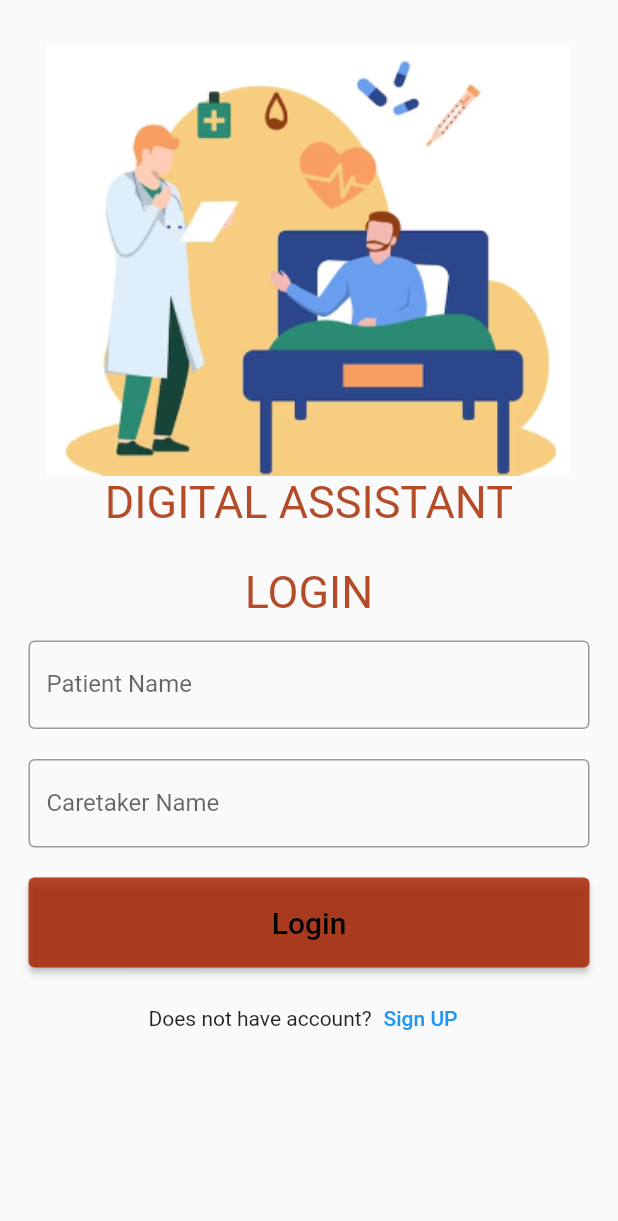
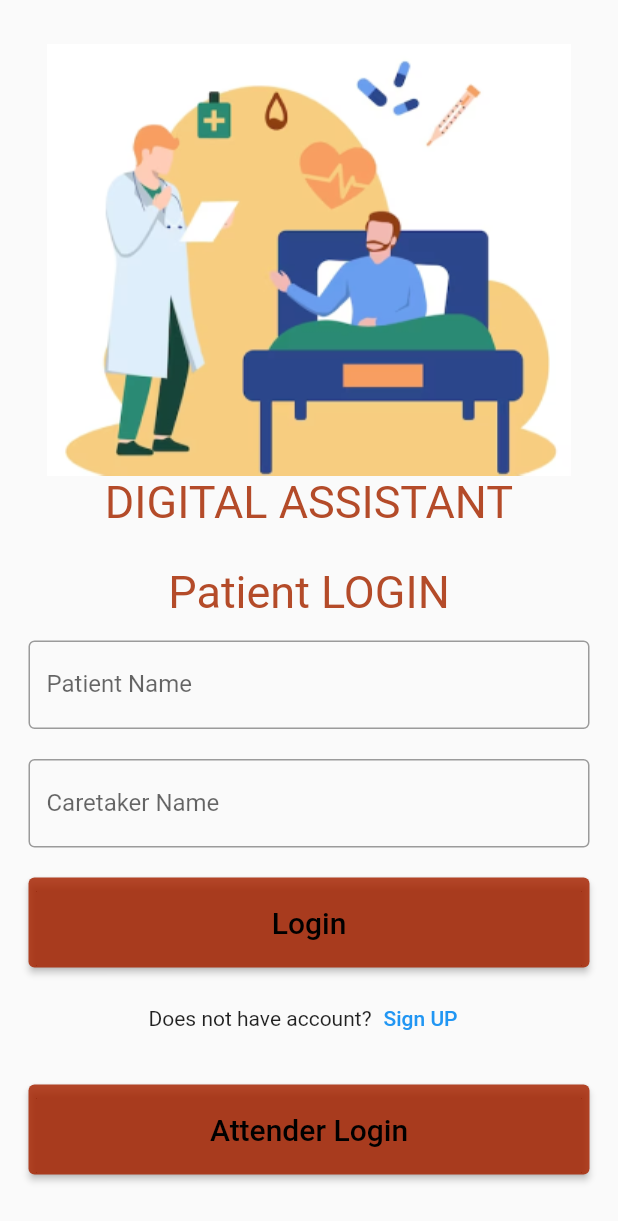
Before and after one commit to Sivasaran1812/flutterip, a Flutter app: the screen it shows after launch, after a tap on "Login", on a phone screen of 412 x 824 dp. Shown: the top 1221 px of the screen. Run offline on Flutter 3.47's test engine with Material 2 defaults, Android fonts, the phone set to English and light mode, and no system bars; our stand-ins replace cloud_firestore, firebase_core; accounts and stored records are empty.

Commit message:
completed login data and signup

```diff
--- a/lib/login.dart
+++ b/lib/HomeScreen.dart
@@ -1,6 +1,6 @@
 import 'package:flutter/material.dart';
 
-class Login extends StatelessWidget {
+class HomeScreen extends StatelessWidget {
 
   @override
   Widget build(BuildContext context) {
--- /dev/null
+++ b/lib/PatientLogin.dart
@@ -0,0 +1,143 @@
+import 'package:flutter/material.dart';
+import 'package:firebase_core/firebase_core.dart';
+import 'package:cloud_firestore/cloud_firestore.dart';
+import 'package:untitled4/AttenderLogin.dart';
+import 'package:untitled4/HomeScreen.dart';
+
+class PatientLogin extends StatefulWidget {
+
+  @override
+  State<PatientLogin> createState() => _PatientLoginState();
+}
+
+class _PatientLoginState extends State<PatientLogin> {
+  Map<String, Object> loginmap = {};
+  getLoginDetails() async{
+    FirebaseFirestore.instance.collection("patient").get().then((myMockData) {
+      if(myMockData.docs.isNotEmpty){
+        for(int i=0;i<myMockData.docs.length ; i++){
+          print(myMockData.docs[i].data());
+          loginmap[myMockData.docs[i].data()['PatientName']]=myMockData.docs[i].data()["Attender"] ;
+        }
+      }
+      print(loginmap);
+    });
+  }
+
+  @override
+  void initState() {
+    super.initState();
+    getLoginDetails();
+  }
+
+  @override
+  Widget build(BuildContext context) {
+    String patientName ="" ;
+    String careTakerName="" ;
+
+    return Scaffold(
+      body: Padding(
+          padding: const EdgeInsets.all(9),
+          child: ListView(
+            children: <Widget>[
+              Container(
+                  alignment: Alignment.center,
+                  padding: const EdgeInsets.all(20),
+                  child: Column(children: [  Image.asset('assets/images/image 12.png' ), Text(
+                    'DIGITAL ASSISTANT',
+                    style: TextStyle(fontSize: 30.0,color: Color.fromARGB(213, 166, 41, 0)),
+                  )   ],)),
+              Container(
+                  alignment: Alignment.center,
+                  padding: const EdgeInsets.all(5),
+                  child: const Text(
+                    'Patient LOGIN',
+                    style: TextStyle(fontSize: 30.0,color: Color.fromARGB(213, 166, 41, 0)),
+                  )),
+              Container(
+
+                padding: const EdgeInsets.all(10),
+                child: TextField(
+                  onChanged: (value) {
+                    patientName = value ;
+                  },
+                  decoration: const InputDecoration(
+                    border: OutlineInputBorder(),
+                    labelText: 'Patient Name',
+                  ),
+                ),
+              ),
+              Container(
+                padding: const EdgeInsets.fromLTRB(10, 10, 10, 0),
+                child: TextField(
+                  onChanged: (value) {
+                    careTakerName = value ;
+                  },
+                  decoration: const InputDecoration(
+                    border: OutlineInputBorder(),
+                    labelText: 'Caretaker Name',
+                  ),
+                ),
+              ),
+              Container(
+                  height: 90,
+                  padding: const EdgeInsets.fromLTRB(10, 20, 10, 10),
+                  child: ElevatedButton(
+                    style: TextButton.styleFrom(primary: Colors.black,backgroundColor: Color.fromARGB(213, 166, 35, 0)),
+                    child: const Text('Login', style:TextStyle(fontSize: 20.0),),
+                    onPressed: () {
+                      print(patientName);
+                      print(careTakerName) ;
+                      if(!loginmap.containsKey(patientName)){
+                        print("not registered") ;
+                        // you have not registered yet
+                      }
+                      else if(loginmap[patientName] != careTakerName){
+                        print("wrong Care taker name") ;
+                      }
+                      else if(loginmap.containsKey(patientName) && loginmap[patientName] == careTakerName){
+                        //Successfully logged in
+                        print("logged in") ;
+                        Navigator.push(
+                          context,
+                          MaterialPageRoute(builder: (context) => HomeScreen(),),
+                        );
+                      }
+                    },
+                  )
+              ),
+              Row(
+                children: <Widget>[
+                  const Text('Does not have account?'),
+                  TextButton(
+                    child: const Text(
+                      'Sign UP',
+
+                    ),
+                    onPressed: () {
+                      //signup screen
+                    },
+                  )
+                ],
+                mainAxisAlignment: MainAxisAlignment.center,
+              ),
+              Container(
+                height: 90,
+                padding: const EdgeInsets.fromLTRB(10, 20, 10, 10),
+                child: ElevatedButton(
+                  style: TextButton.styleFrom(primary: Colors.black,backgroundColor: Color.fromARGB(213, 166, 35, 0)),
+                  child: const Text('Attender Login', style:TextStyle(fontSize: 20.0),),
+                  onPressed: () {
+                    Navigator.push(
+                      context,
+                      MaterialPageRoute(builder: (context) => AttenderLogin()),
+                    );
+                  },
+                ),
+              ),
+
+            ],
+          )),
+    );
+  }
+}
--- a/lib/main.dart
+++ b/lib/main.dart
@@ -1,7 +1,8 @@
 import 'package:flutter/material.dart';
 import 'package:firebase_core/firebase_core.dart';
 import 'package:cloud_firestore/cloud_firestore.dart';
-import 'package:untitled4/login.dart';
+import 'package:untitled4/HomeScreen.dart';
+import 'package:untitled4/PatientLogin.dart';
 
 Future main() async{
   WidgetsFlutterBinding.ensureInitialized();
@@ -18,137 +19,7 @@ class MyApp extends StatelessWidget {
   Widget build(BuildContext context) {
     return MaterialApp(
 
-      home: Scaffold(
-
-        body: const MyStatefulWidget(),
-      ),
+      home: PatientLogin(),
     );
   }
 }
-
-class MyStatefulWidget extends StatefulWidget {
-  const MyStatefulWidget({Key? key}) : super(key: key);
-
-  @override
-  State<MyStatefulWidget> createState() => _MyStatefulWidgetState();
-}
-
-class _MyStatefulWidgetState extends State<MyStatefulWidget> {
-
-  Map<String, Object> loginmap = {};
-  getLoginDetails() async{
-    FirebaseFirestore.instance.collection("patient").get().then((myMockData) {
-      if(myMockData.docs.isNotEmpty){
-        for(int i=0;i<myMockData.docs.length ; i++){
-          print(myMockData.docs[i].data());
-          loginmap[myMockData.docs[i].data()['PatientName']]=myMockData.docs[i].data()["Attender"] ;
-        }
-      }
-      print(loginmap);
-    });
-  }
-
-  @override
-  void initState() {
-    super.initState();
-    getLoginDetails();
-  }
-
-  @override
-  Widget build(BuildContext context) {
-    String patientName ="" ;
-    String careTakerName="" ;
-
-    return Padding(
-        padding: const EdgeInsets.all(9),
-        child: ListView(
-          children: <Widget>[
-            Container(
-                alignment: Alignment.center,
-                padding: const EdgeInsets.all(20),
-                child: Column(children: [  Image.asset('assets/images/image 12.png' ), Text(
-                  'DIGITAL ASSISTANT',
-                  style: TextStyle(fontSize: 30.0,color: Color.fromARGB(213, 166, 41, 0)),
-                )   ],)),
-            Container(
-                alignment: Alignment.center,
-                padding: const EdgeInsets.all(5),
-                child: const Text(
-                  'LOGIN',
-                  style: TextStyle(fontSize: 30.0,color: Color.fromARGB(213, 166, 41, 0)),
-                )),
-            Container(
-
-              padding: const EdgeInsets.all(10),
-              child: TextField(
-                onChanged: (value) {
-                  patientName = value ;
-                },
-                decoration: const InputDecoration(
-                  border: OutlineInputBorder(),
-                  labelText: 'Patient Name',
-                ),
-              ),
-            ),
-            Container(
-              padding: const EdgeInsets.fromLTRB(10, 10, 10, 0),
-              child: TextField(
-                onChanged: (value) {
-                  careTakerName = value ;
-                },
-                decoration: const InputDecoration(
-                  border: OutlineInputBorder(),
-                  labelText: 'Caretaker Name',
-                ),
-              ),
-            ),
-
-
-
-            Container(
-                height: 90,
-
-                padding: const EdgeInsets.fromLTRB(10, 20, 10, 10),
-                child: ElevatedButton(
-                  style: TextButton.styleFrom(primary: Colors.black,backgroundColor: Color.fromARGB(213, 166, 35, 0)),
-                  child: const Text('Login', style:TextStyle(fontSize: 20.0),),
-                  onPressed: () {
-                    print(patientName);
-                    print(careTakerName) ;
-                    if(!loginmap.containsKey(patientName)){
-                      print("not registered") ;
-                      // you have not registered yet
-                    }
-                    else if(loginmap[patientName] != careTakerName){
-                      print("wrong Care taker name") ;
-                    }
-                    else if(loginmap.containsKey(patientName) && loginmap[patientName] == careTakerName){
-                      //Successfully logged in
-                      print("logged in") ;
-                      Navigator.push(
-                        context,
-                        MaterialPageRoute(builder: (context) => Login(),),
-                      );
-                    }
-                  },
-                )
-            ),
-            Row(
-              children: <Widget>[
-                const Text('Does not have account?'),
-                TextButton(
-                  child: const Text(
-                    'Sign UP',
-
-                  ),
-                  onPressed: () {
-                    //signup screen
-                  },
-                )
-              ],
-              mainAxisAlignment: MainAxisAlignment.center,
-            ),
-          ],
-        ));
-  }
-}
```
Also changed, not shown: lib/AttenderLogin.dart (added, +149 -0 lines), lib/AttenderSignUp.dart (added, +115 -0 lines).
